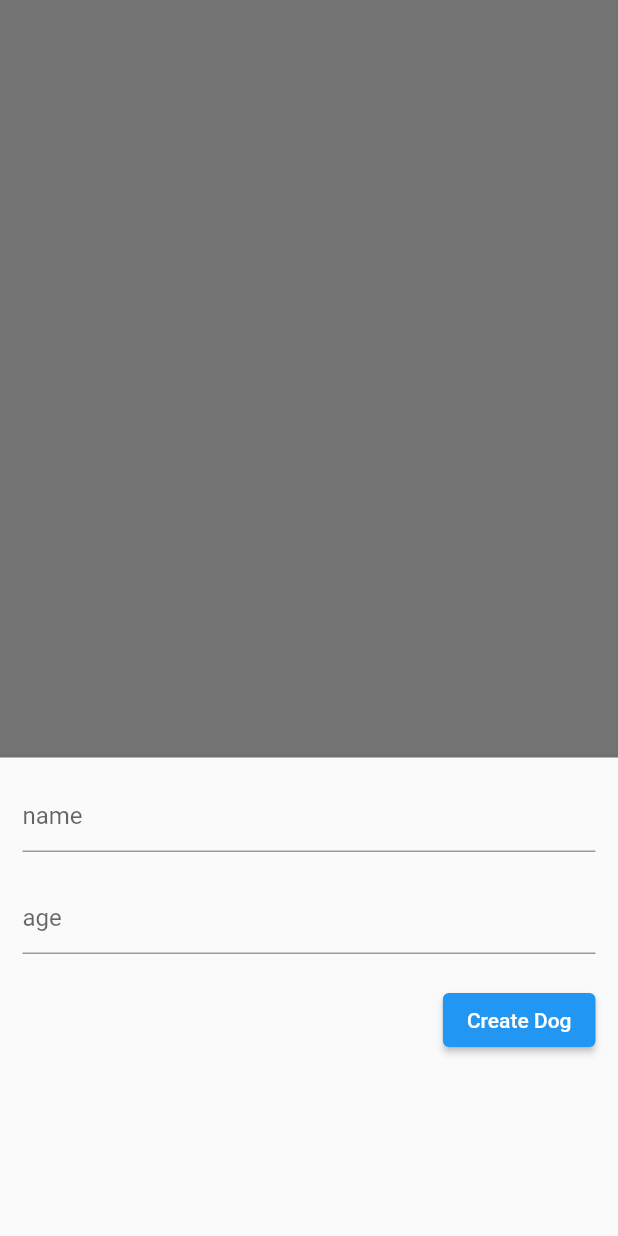
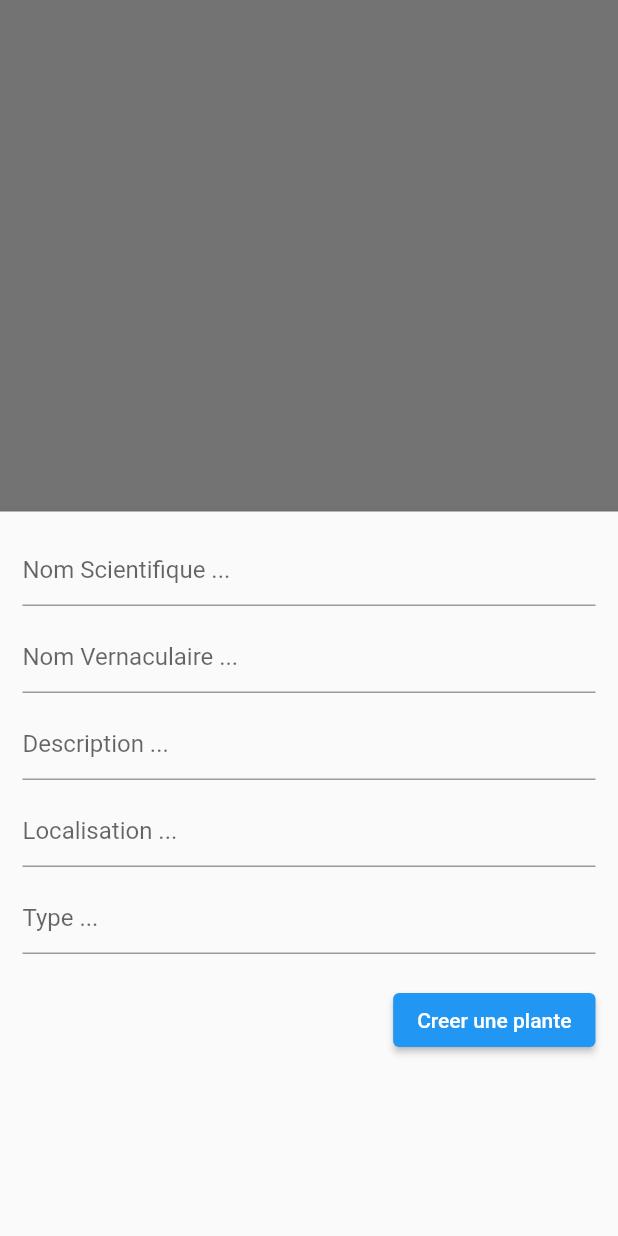
Before and after one commit to juvernal/flutter_app, a Flutter app: the screen it shows after launch, after a tap on the "add" icon, on a phone screen of 412 x 824 dp. Run offline on Flutter 3.47's test engine with Material 2 defaults, Android fonts, the light colour scheme and no system bars; our stand-ins replace flutter_form_builder, font_awesome_flutter, sqflite; missing offline and left inert: form_builder_image_picker; accounts and stored records are empty.

Commit message:
Plant table implemented !!!

```diff
--- a/lib/bd/bd.dart
+++ b/lib/bd/bd.dart
@@ -7,6 +7,15 @@ import 'package:sqflite/sqflite.dart' as sql;
 
 class SqlHelper {
   static Future<void> createTables(sql.Database database) async {
+    await database.execute("""CREATE TABLE plant(
+      id INTEGER PRIMARY KEY AUTOINCREMENT NOT NULL,
+      nom_scientifique TEXT,
+      nom_vernaculaire TEXT,
+      description TEXT,
+      localisation TEXT,
+      type TEXT
+      )
+    """);
     await database.execute("""CREATE TABLE dog(
       id INTEGER PRIMARY KEY AUTOINCREMENT NOT NULL,
       name TEXT,
@@ -17,7 +26,7 @@ class SqlHelper {
 
   static Future<sql.Database> db() async {
     return sql.openDatabase(
-      "dog.db",
+      "d.db",
       version: 1,
       onCreate: (sql.Database database, int version) async {
         debugPrint("...dataBase is creating ... ");
@@ -25,6 +34,80 @@ class SqlHelper {
       },
     );
   }
+
+  // ====================================================================================================
+  // ========================================   Plants   ================================================
+  // ====================================================================================================
+
+  /// Methode utilisee pour ajouter une plante.
+  static Future<int> addPlant(
+    String? nomScientifique,
+    String? nomVernaculaire,
+    String? description,
+    String? localisation,
+    String? type,
+  ) async {
+    final db = await SqlHelper.db();
+
+    final data = {
+      'nom_scientifique': nomScientifique,
+      'nom_vernaculaire': nomVernaculaire,
+      'description': description,
+      'localisation': localisation,
+      'type': type
+    };
+    final id = await db.insert('plant', data,
+        conflictAlgorithm: sql.ConflictAlgorithm.replace);
+    return id;
+  }
+
+  /// Methode utilisee pour recuperer la totalite des plantes.
+  static Future<List<Map<String, dynamic>>> getAllPlants() async {
+    final db = await SqlHelper.db();
+    return db.query("plant", orderBy: 'id');
+  }
+
+  /// Methode utilisee pour recuperer une plante.
+  static Future<List<Map<String, dynamic>>> getOnePlant(int id) async {
+    final db = await SqlHelper.db();
+    return db.query("plant", where: "id = ?", whereArgs: [id], limit: 1);
+  }
+
+  /// Methode utilisee pour modifier une plante.
+  static Future<int> updatePlant(
+    int? id,
+    String? nomScientifique,
+    String? nomVernaculaire,
+    String? description,
+    String? localisation,
+    String? type,
+  ) async {
+    final db = await SqlHelper.db();
+
+    final data = {
+      'nom_scientifique': nomScientifique,
+      'nom_vernaculaire': nomVernaculaire,
+      'description': description,
+      'localisation': localisation,
+      'type': type
+    };
+    final result = db.update("plant", data, where: "id = ?", whereArgs: [id]);
+    return result;
+  }
+
+  /// Methode utilisee pour supprimer une plante.
+  static Future<void> deletePlant(int id) async {
+    final db = await SqlHelper.db();
+    try {
+      await db.delete("plant", where: "id = ?", whereArgs: [id]);
+    } catch (e) {
+      debugPrint("Error during deleting the item === $e");
+    }
+  }
+
+  // ====================================================================================================
+  // ========================================   Plants   ================================================
+  // ====================================================================================================
 
   static Future<int> addItem(String? name, String? age) async {
     final db = await SqlHelper.db();
--- a/lib/main.dart
+++ b/lib/main.dart
@@ -29,31 +29,56 @@ class BdTest extends StatefulWidget {
 }
 
 class _BdTestState extends State<BdTest> {
-  List<Map<String, dynamic>> _listItems = [];
+  List<Map<String, dynamic>> _listPlants = [];
   bool _isLoading = true;
-  final TextEditingController _nameController = TextEditingController();
-  final TextEditingController _ageController = TextEditingController();
+  final TextEditingController _nomScientifiqueController =
+      TextEditingController();
+  final TextEditingController _nomVernaculaireController =
+      TextEditingController();
+  final TextEditingController _descriptionController = TextEditingController();
+  final TextEditingController _localisationController = TextEditingController();
+  final TextEditingController _typeController = TextEditingController();
 
   void _refreshList() async {
-    final data = await SqlHelper.getItems();
+    final data = await SqlHelper.getAllPlants();
     setState(() {
-      _listItems = data;
+      _listPlants = data;
       _isLoading = false;
     });
   }
 
   Future<void> _addItem() async {
-    await SqlHelper.addItem(_nameController.text, _ageController.text);
+    await SqlHelper.addPlant(
+        _nomScientifiqueController.text,
+        _nomVernaculaireController.text,
+        _descriptionController.text,
+        _localisationController.text,
+        _typeController.text);
     _refreshList();
-    debugPrint("The list of items in database is ${_listItems.length}");
+    debugPrint("The list of items in database is ${_listPlants.length}");
+  }
+
+  Future<void> _updateItem(int id) async {
+    await SqlHelper.updatePlant(
+        id,
+        _nomScientifiqueController.text,
+        _nomVernaculaireController.text,
+        _descriptionController.text,
+        _localisationController.text,
+        _typeController.text);
+    _refreshList();
+    debugPrint("The list of items in database is ${_listPlants.length}");
   }
 
   void _showForm(int? id) async {
     if (id != null) {
       final existingJournal =
-          _listItems.firstWhere((element) => element['id'] == id);
-      _nameController.text = existingJournal['name'];
-      _ageController.text = existingJournal['age'];
+          _listPlants.firstWhere((element) => element['id'] == id);
+      _nomScientifiqueController.text = existingJournal['nomScientifique'];
+      _nomVernaculaireController.text = existingJournal['nomVernaculaire'];
+      _descriptionController.text = existingJournal['description'];
+      _localisationController.text = existingJournal['localisation'];
+      _typeController.text = existingJournal['type'];
     }
 
     showModalBottomSheet(
@@ -72,15 +97,38 @@ class _BdTestState extends State<BdTest> {
           crossAxisAlignment: CrossAxisAlignment.end,
           children: [
             TextField(
-              controller: _nameController,
-              decoration: const InputDecoration(hintText: "name"),
+              controller: _nomScientifiqueController,
+              decoration:
+                  const InputDecoration(hintText: "Nom Scientifique ..."),
             ),
             const SizedBox(
-              height: 20,
+              height: 10,
             ),
             TextField(
-              controller: _ageController,
-              decoration: const InputDecoration(hintText: "age"),
+              controller: _nomVernaculaireController,
+              decoration:
+                  const InputDecoration(hintText: "Nom Vernaculaire ..."),
+            ),
+            const SizedBox(
+              height: 10,
+            ),
+            TextField(
+              controller: _descriptionController,
+              decoration: const InputDecoration(hintText: "Description ..."),
+            ),
+            const SizedBox(
+              height: 10,
+            ),
+            TextField(
+              controller: _localisationController,
+              decoration: const InputDecoration(hintText: "Localisation ..."),
+            ),
+            const SizedBox(
+              height: 10,
+            ),
+            TextField(
+              controller: _typeController,
+              decoration: const InputDecoration(hintText: "Type ..."),
             ),
             const SizedBox(
               height: 20,
@@ -91,15 +139,21 @@ class _BdTestState extends State<BdTest> {
                   await _addItem();
                 }
                 if (id != null) {
-                    // await _updateItem(id);
+                  await _updateItem(id);
                 }
 
-                  _nameController.text = "";
-                  _ageController.text = "";
+                _nomScientifiqueController.text = '';
+                _nomVernaculaireController.text = '';
+                _descriptionController.text = '';
+                _localisationController.text = '';
+                _typeController.text = '';
 
                 Navigator.of(context).pop();
               },
-                child: Text(id == null ? "Create Dog" : "Update Dog")),
+              child: Text(
+                id == null ? "Creer une plante" : "Modifier une plante",
+              ),
+            ),
           ],
         ),
       ),
@@ -108,12 +162,19 @@ class _BdTestState extends State<BdTest> {
     return;
   }
 
+  void _deleteItem(int id) async {
+    await SqlHelper.deleteItem(id);
+    ScaffoldMessenger.of(context)
+        .showSnackBar(const SnackBar(content: Text("Suppression reussie")));
+    _refreshList();
+  }
+
   @override
   void initState() {
     // TODO: implement initState
     super.initState();
     _refreshList();
-    debugPrint("The list of items in database is ${_listItems.length}");
+    debugPrint("The list of items in database is ${_listPlants.length}");
   }
 
   @override
@@ -121,14 +182,29 @@ class _BdTestState extends State<BdTest> {
     return Scaffold(
       body: ListView.builder(
         itemBuilder: (context, index) => Card(
-          color: Colors.orange[200],
+          color: Colors.orange[300],
           margin: const EdgeInsets.all(15),
           child: ListTile(
-            title: Text(_listItems[index]['name']),
-            subtitle: Text(_listItems[index]['age']),
+            title: Text(_listPlants[index]['nom_scientifique']),
+            subtitle: Text(_listPlants[index]['nom_vernaculaire']),
+            trailing: SizedBox(
+              width: 100,
+              child: Row(
+                children: [
+                  IconButton(
+                    onPressed: () => _showForm(_listPlants[index]['id']),
+                    icon: const Icon(Icons.edit),
+                  ),
+                  IconButton(
+                    onPressed: () => _deleteItem(_listPlants[index]['id']),
+                    icon: const Icon(Icons.delete),
+                  )
+                ],
               ),
             ),
-        itemCount: _listItems.length,
+          ),
+        ),
+        itemCount: _listPlants.length,
       ),
       floatingActionButton: FloatingActionButton(
           onPressed: () async {
--- a/lib/usefull/Plant.dart
+++ b/lib/usefull/Plant.dart
@@ -23,7 +23,7 @@ class Plant{
   Map<String, dynamic> toMap() {
     var map = <String, dynamic>{
       'id': id,
-      'photo': photo,
+      // 'photo': photo,
       'nom_scientifique':nomScientifique,
       'nom_vernaculaire':nomVernaculaire,
       'description':description,
```
Lines whose indentation alone changed are shown as unchanged.
